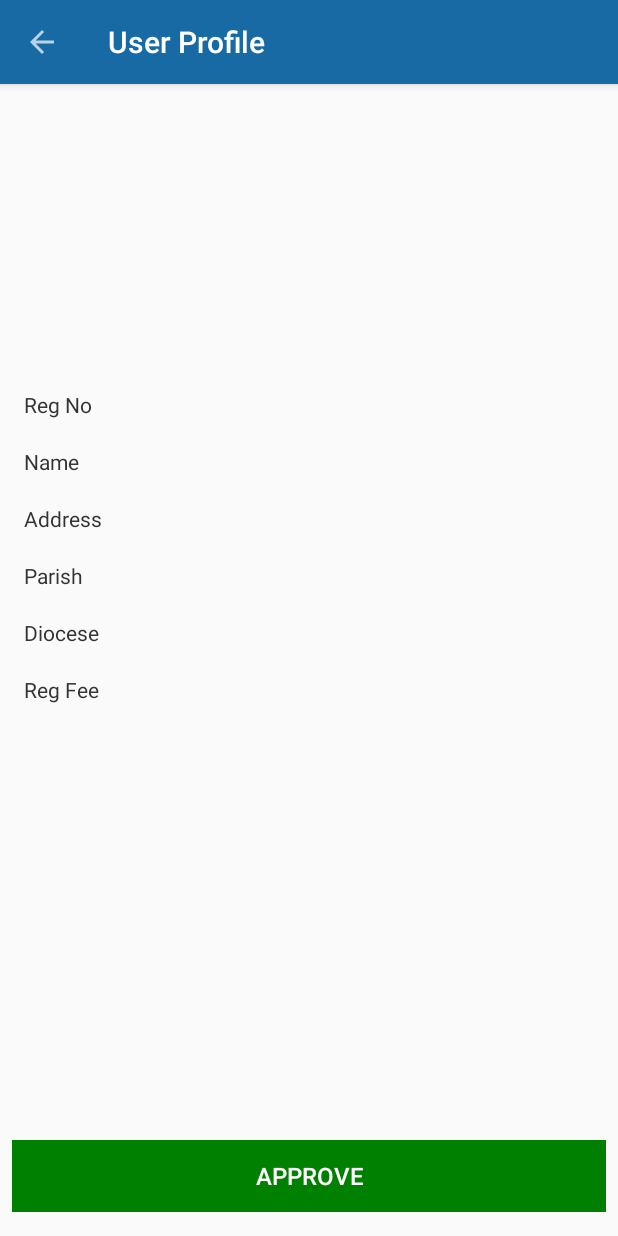
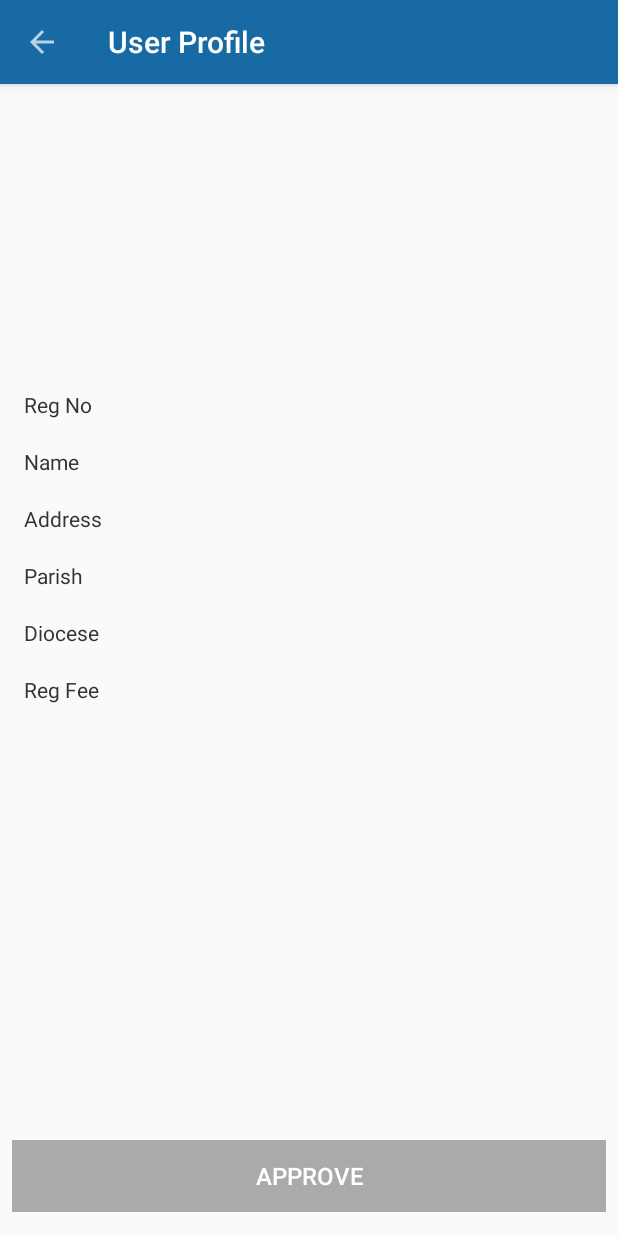
Before and after one commit to vishnubenny/Believers, an Android app: the fragment UserDetailFragment placed in its activity, on a phone screen of 412 x 824 dp. Run offline under Robolectric (Android 15) with nearby library versions, the phone set to English and light mode, and no system bars; our stand-ins replace Firebase (no records; nobody signed in at launch, a user with empty details on screens opened directly), RxJava; libraries missing offline, so code that uses them is left out: com.androidhuman.rxfirebase2, com.jakewharton.rxbinding2; 22 statements that could not run were skipped.

Commit message:
Approve button grey in color if it's not enabled. And tested with mocky url

```diff
--- /dev/null
+++ b/app/src/main/res/drawable/bg_approve_button_user_details.xml
@@ -0,0 +1,5 @@
+<?xml version="1.0" encoding="utf-8"?>
+<selector xmlns:android="http://schemas.android.com/apk/res/android">
+    <item android:state_enabled="true" android:drawable="@color/green"/>
+    <item android:state_enabled="false" android:drawable="@android:color/darker_gray"/>
+</selector>
--- a/app/src/main/res/layout/fragment_user_detail.xml
+++ b/app/src/main/res/layout/fragment_user_detail.xml
@@ -28,7 +28,7 @@
         android:layout_marginStart="8dp"
         android:layout_marginEnd="8dp"
         android:layout_marginBottom="16dp"
-        android:background="@color/green"
+        android:background="@drawable/bg_approve_button_user_details"
         android:text="@string/approve"
         android:textColor="@color/white"
         android:textSize="@dimen/text_size_normal"
```
Also changed, not shown: app/src/main/java/com/fabsv/believers/believers/data/source/remote/retrofit/ApiInterface.kt (+4 -3 lines).
